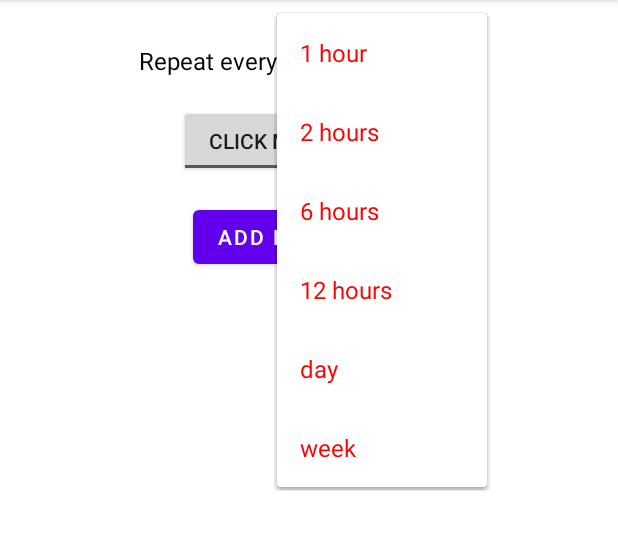
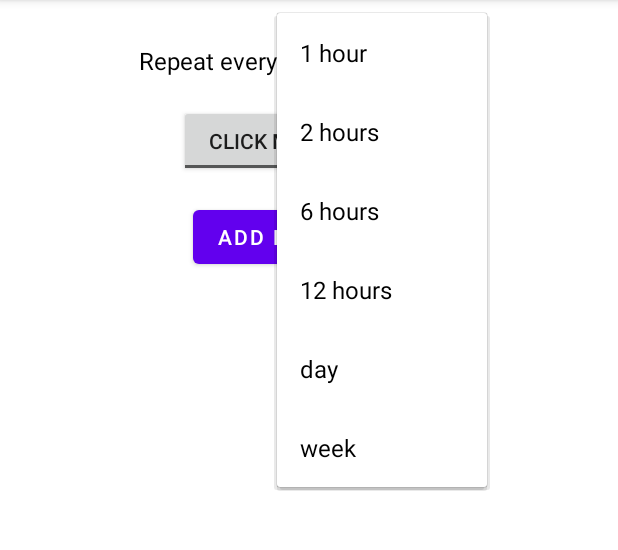
Before and after one commit to ramjal/Android-WallpaperApp, an Android app: the screen it shows after launch (MainActivity), after a tap on "1 hour", on a phone screen of 412 x 824 dp, the part 84-634 px from its top. Run offline under Robolectric (Android 15) with nearby library versions, the phone set to English and light mode, and no system bars.

```diff
--- a/app/src/main/java/com/example/wallpaperapp/MainActivity.java
+++ b/app/src/main/java/com/example/wallpaperapp/MainActivity.java
@@ -18,6 +18,7 @@ import android.widget.AdapterView;
 import android.widget.ArrayAdapter;
 import android.widget.CompoundButton;
 import android.widget.Spinner;
+import android.widget.TextView;
 import android.widget.Toast;
 import android.widget.ToggleButton;
 
@@ -41,11 +42,13 @@ public class MainActivity extends AppCompatActivity {
     private static final int PRIVATE_REQUEST_ID = 11;
     private static final String INTERVAL_HOURS_KEY = "interval_hours";
     public static final String IMAGE_ARRAY_KEY = "images_name_array";
+    public static final String IMAGE_INDEX = "images_index";
 
     private SharedPreferences mPreferences;
-    private String sharedPrefFile = "com.example.wallpaperapp";
+    private String SHARED_PREF_FILE_NAME = "com.example.wallpaperapp";
 
     private Spinner spnInerval;
+    private TextView txtIndex;
     private ToggleButton btnStartStop;
     private RecyclerView recviewImageList;
     private OutputStream outputStream;
@@ -53,9 +56,10 @@ public class MainActivity extends AppCompatActivity {
     private AlarmManager alarmManager;
     private Intent alarmIntent;
     private PendingIntent alarmPendingIntent;
-    private String imagePath;
+    private String appImagesPath;
     private HashMap<String, Integer> intervalMap;
-    private Integer selectedIntervalHour;
+    private int selectedIntervalHour;
+    private int pictureIndex;
     private List<String> intervalsText;
     private List<Integer> intervalsNumber;
     private boolean isAlarmAlreadySet;
@@ -66,8 +70,10 @@ public class MainActivity extends AppCompatActivity {
         setContentView(R.layout.activity_main);
 
         selectedIntervalHour = 1;
+        pictureIndex = 0;
 
         //Set internal variables for Views
+        txtIndex = findViewById(R.id.txtIndex);
         spnInerval = findViewById(R.id.spnInerval);
         recviewImageList = findViewById(R.id.recviewImageList);
         btnStartStop = findViewById(R.id.btnStartStop);
@@ -77,10 +83,10 @@ public class MainActivity extends AppCompatActivity {
         btnStartStop.setOnCheckedChangeListener(new btnStartStopChanged());
 
         //Get the pictures directory that's inside the app-specific directory on external storage
-        imagePath = getExternalFilesDir(Environment.DIRECTORY_PICTURES).getAbsolutePath();
+        appImagesPath = getExternalFilesDir(Environment.DIRECTORY_PICTURES).getAbsolutePath();
 
         //Get the shared preferences for reading app saved data
-        mPreferences = getSharedPreferences(sharedPrefFile, MODE_PRIVATE);
+        mPreferences = getSharedPreferences(SHARED_PREF_FILE_NAME, MODE_PRIVATE);
 
         ArrayList<ImageModel> imagesList = getImagesList();
         recviewAdapter = new ImagesRecViewAdapter(this);
@@ -104,10 +110,13 @@ public class MainActivity extends AppCompatActivity {
     protected void onPause() {
         super.onPause();
 
-        //Create shared editor object an save the needed data
-        SharedPreferences.Editor preferencesEditor = mPreferences.edit();
-        preferencesEditor.putInt(IMAGE_ARRAY_KEY, selectedIntervalHour);
-        preferencesEditor.apply();
+        SaveSharedData();
+//
+//        SharedPreferences.Editor preferencesEditor = mPreferences.edit();
+//        preferencesEditor.putInt(IMAGE_ARRAY_KEY, selectedIntervalHour);
+//        //preferencesEditor.putInt(IMAGE_INDEX, pictureIndex);
+//
+//        preferencesEditor.apply();
     }
 
     public void btnAddImageClicked(View view) {
@@ -128,6 +137,13 @@ public class MainActivity extends AppCompatActivity {
                 Toast.makeText(this, "Canceled", Toast.LENGTH_SHORT).show();
             }
         }
+    }
+
+    //Create shared object and save the needed data
+    private void SaveSharedData() {
+        SharedPreferences.Editor preferencesEditor = mPreferences.edit();
+        preferencesEditor.putInt(IMAGE_ARRAY_KEY, selectedIntervalHour);
+        preferencesEditor.apply();
     }
 
     private void addImageFileToAppStorage(Uri uri) {
@@ -181,18 +197,18 @@ public class MainActivity extends AppCompatActivity {
 
     @Nullable
     private File getAppSpecificPictureStorageDir() {
-        if(imagePath == null || imagePath.trim().isEmpty()) {
-            Log.e(LOG_TAG, "imagePath is null or empty");
+        if(appImagesPath == null || appImagesPath.trim().isEmpty()) {
+            Log.e(LOG_TAG, "appImagesPath is null or empty");
             return null;
         }
 
-        File dir = new File(imagePath);
+        File dir = new File(appImagesPath);
         if (dir != null && dir.exists()) {
-            Log.i(LOG_TAG, String.format("Directory already exists - %s", imagePath));
+            Log.i(LOG_TAG, String.format("Directory already exists - %s", appImagesPath));
         } else if (!dir.mkdirs()) {
-            Log.e(LOG_TAG, String.format("File.mkdirs() returns false - %s", imagePath));
+            Log.e(LOG_TAG, String.format("File.mkdirs() returns false - %s", appImagesPath));
         } else {
-            Log.i(LOG_TAG, String.format("New directory created - %s", imagePath));
+            Log.i(LOG_TAG, String.format("New directory created - %s", appImagesPath));
         }
         return dir;
     }
@@ -206,6 +222,9 @@ public class MainActivity extends AppCompatActivity {
         if (alarmPendingIntent != null) {
             isAlarmAlreadySet = true;
             selectedIntervalHour = mPreferences.getInt(IMAGE_ARRAY_KEY, 1);
+            pictureIndex = mPreferences.getInt(IMAGE_INDEX, 0);
+            txtIndex.setText(String.valueOf(pictureIndex));
+
             Integer position = intervalsNumber.indexOf(selectedIntervalHour);
             spnInerval.setSelection(position);
         } else {
@@ -232,7 +251,7 @@ public class MainActivity extends AppCompatActivity {
 
     private void startAlarm() {
         if (isAlarmAlreadySet) return;
-        long repeatInterval = selectedIntervalHour * 3600 * 1000; //AlarmManager.INTERVAL_FIFTEEN_MINUTES;
+        long repeatInterval = 5000;//selectedIntervalHour * 3600 * 1000; //AlarmManager.INTERVAL_FIFTEEN_MINUTES;
         long triggerTime = SystemClock.elapsedRealtime() + repeatInterval;
         alarmIntent.putExtra(IMAGE_ARRAY_KEY , getImagesNameArray(getImagesList()));
         alarmPendingIntent = PendingIntent.getBroadcast(MainActivity.this,
--- a/app/src/main/res/layout/activity_main.xml
+++ b/app/src/main/res/layout/activity_main.xml
@@ -77,5 +77,14 @@
         app:layout_constraintStart_toStartOf="parent"
         app:layout_constraintTop_toBottomOf="@+id/btnAddImage" />
 
+    <TextView
+        android:id="@+id/txtIndex"
+        android:layout_width="wrap_content"
+        android:layout_height="wrap_content"
+        android:layout_marginEnd="32dp"
+        app:layout_constraintBottom_toBottomOf="@+id/spnInerval"
+        app:layout_constraintEnd_toStartOf="@+id/textView"
+        app:layout_constraintTop_toTopOf="@+id/spnInerval" />
+
 
 </androidx.constraintlayout.widget.ConstraintLayout>
--- a/app/src/main/res/layout/spinner_item.xml
+++ b/app/src/main/res/layout/spinner_item.xml
@@ -6,6 +6,6 @@
     android:textSize="16sp"
     android:fontFamily="sans-serif"
     android:gravity="left"
-    android:textColor="#FF0000"
+    android:textColor="#000000"
     android:padding="15dp"
     />
```
Also changed, not shown: app/src/main/java/com/example/wallpaperapp/AlarmReceiver.java (+28 -6 lines).
